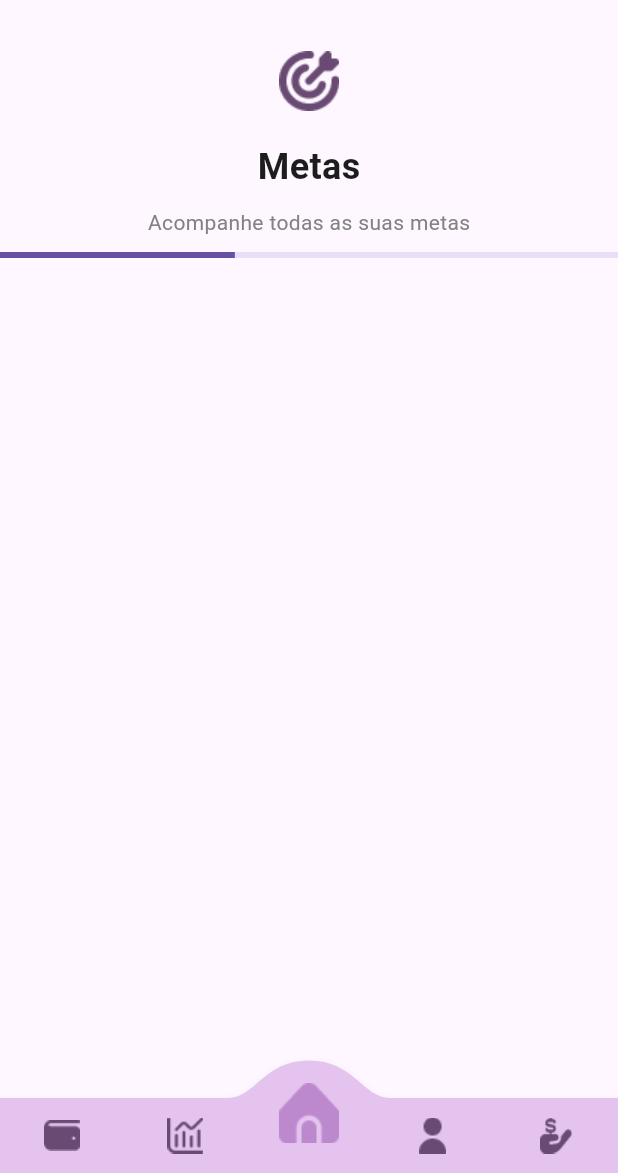
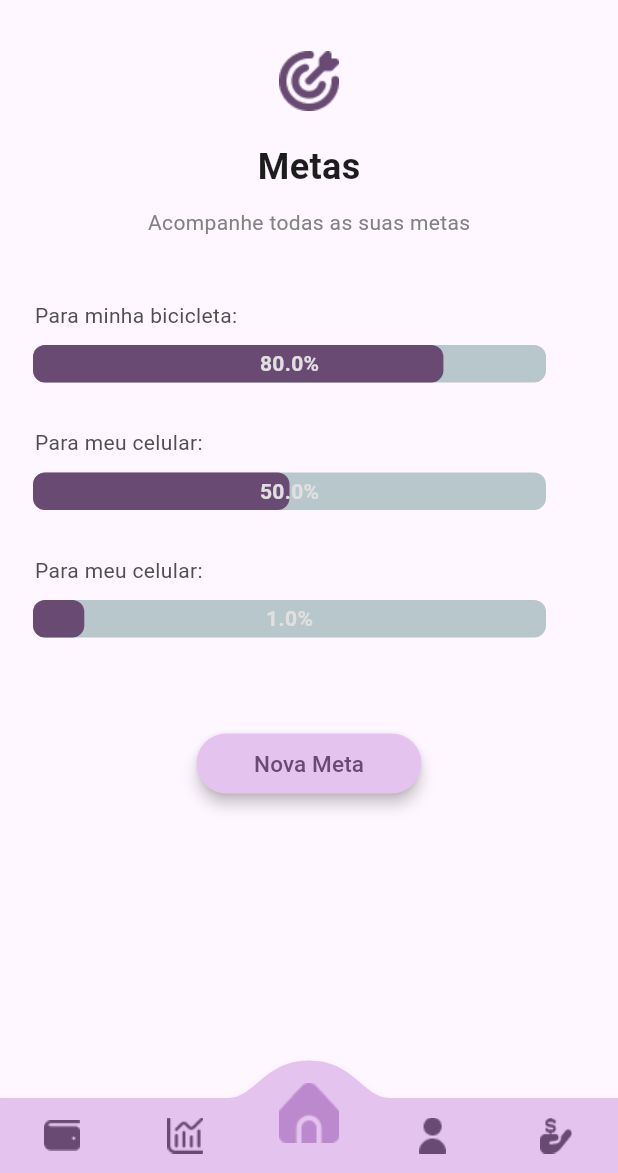
Before and after one commit to vielmateus/codebusters-flutter, a Flutter app: the GoalsChildPage screen opened by its route, on a phone screen of 412 x 824 dp, the part 63-1236 px from its top. Run offline on Flutter 3.47's test engine with Material 2 defaults, Android fonts, the phone set to English and light mode, and no system bars; drawn by our look-alikes of convex_bottom_bar, percent_indicator; our stand-ins replace animated_splash_screen, dio, flutter_dotenv; network calls fail.

```diff
--- a/lib/app/core/ui/screens/adult/money/extract_value_cart_page.dart
+++ b/lib/app/core/ui/screens/adult/money/extract_value_cart_page.dart
@@ -106,7 +106,7 @@ class _ExtractValueCartPageState extends State<ExtractValueCartPage> {
                 return ListView.builder(
                   itemCount: 1,
                   itemBuilder: (context, index) {
-                    return Row(
+                    return const Row(
                       mainAxisAlignment: MainAxisAlignment.spaceBetween,
                       children: [
                         Text('19/08/2023'),
--- a/lib/app/core/ui/screens/child/objectives/goals_child_page.dart
+++ b/lib/app/core/ui/screens/child/objectives/goals_child_page.dart
@@ -1,6 +1,8 @@
 import 'package:flutter/material.dart';
 import 'package:flutter_hackaton/app/core/ui/ui_config.dart';
 import 'package:flutter_hackaton/app/core/ui/widgets/botton_navigation_bar_icon.dart';
+import 'package:flutter_hackaton/app/core/ui/widgets/button_color_bright.dart';
+import 'package:percent_indicator/linear_percent_indicator.dart';
 
 class GoalsChildPage extends StatefulWidget {
   const GoalsChildPage({super.key});
@@ -9,23 +11,11 @@ class GoalsChildPage extends StatefulWidget {
   State<GoalsChildPage> createState() => _GoalsChildPageState();
 }
 
-class _GoalsChildPageState extends State<GoalsChildPage> with TickerProviderStateMixin {
-  late AnimationController controller;
-
+class _GoalsChildPageState extends State<GoalsChildPage> {
   @override
   void initState() {
-    controller = AnimationController(
-      vsync: this,
-      duration: const Duration(seconds: 5),
-    )..addListener(() {
-        setState(() {});
-      });
-    controller.repeat(reverse: true);
     super.initState();
   }
-
-
-
 
   @override
   Widget build(BuildContext context) {
@@ -37,7 +27,6 @@ class _GoalsChildPageState extends State<GoalsChildPage> with TickerProviderStat
       body: SingleChildScrollView(
         child: Column(
           mainAxisAlignment: MainAxisAlignment.center,
-          crossAxisAlignment: CrossAxisAlignment.center,
           children: [
             const SizedBox(
               height: 20,
@@ -66,11 +55,122 @@ class _GoalsChildPageState extends State<GoalsChildPage> with TickerProviderStat
               ),
             ),
             const SizedBox(
-              height: 10,
+              height: 30,
             ),
-            LinearProgressIndicator(
-              value: controller.value,
-              semanticsLabel: 'Linear progress indicator',
+            Padding(
+              padding: const EdgeInsets.all(12.0),
+              child: Column(
+                children: [
+                  Row(
+                    mainAxisAlignment: MainAxisAlignment.start,
+                    children: [
+                      Text(
+                        '   Para minha bicicleta:',
+                        style: TextStyle(
+                          fontSize: 14,
+                          fontWeight: FontWeight.normal,
+                          color: UiConfig.colorScheme.tertiary,
+                        ),
+                      ),
+                    ],
+                  ),
+                  const SizedBox(
+                    height: 10,
+                  ),
+                  LinearPercentIndicator(
+                    width: MediaQuery.of(context).size.width - 50,
+                    animation: true,
+                    lineHeight: 25.0,
+                    animationDuration: 2500,
+                    percent: 0.8,
+                    center: Text(
+                      "80.0%",
+                      style: TextStyle(
+                          color: UiConfig.colorScheme.surface,
+                          fontWeight: FontWeight.bold),
+                    ),
+                    barRadius: const Radius.circular(8),
+                    //linearStrokeCap: LinearStrokeCap.roundAll,
+                    progressColor: UiConfig.colorScheme.primary,
+                  ),
+                  const SizedBox(
+                    height: 30,
+                  ),
+                  Row(
+                    mainAxisAlignment: MainAxisAlignment.start,
+                    children: [
+                      Text(
+                        '   Para meu celular:',
+                        style: TextStyle(
+                          fontSize: 14,
+                          fontWeight: FontWeight.normal,
+                          color: UiConfig.colorScheme.tertiary,
+                        ),
+                      ),
+                    ],
+                  ),
+                  const SizedBox(
+                    height: 10,
+                  ),
+                  LinearPercentIndicator(
+                    width: MediaQuery.of(context).size.width - 50,
+                    animation: true,
+                    lineHeight: 25.0,
+                    animationDuration: 2500,
+                    percent: 0.5,
+                    center: Text(
+                      "50.0%",
+                      style: TextStyle(
+                          color: UiConfig.colorScheme.surface,
+                          fontWeight: FontWeight.bold),
+                    ),
+
+                    barRadius: const Radius.circular(8),
+                    //linearStrokeCap: LinearStrokeCap.roundAll,
+                    progressColor: UiConfig.colorScheme.primary,
+                  ),
+                  const SizedBox(
+                    height: 30,
+                  ),
+                  Row(
+                    mainAxisAlignment: MainAxisAlignment.start,
+                    children: [
+                      Text(
+                        '   Para meu celular:',
+                        style: TextStyle(
+                          fontSize: 14,
+                          fontWeight: FontWeight.normal,
+                          color: UiConfig.colorScheme.tertiary,
+                        ),
+                      ),
+                    ],
+                  ),
+                  const SizedBox(
+                    height: 10,
+                  ),
+                  LinearPercentIndicator(
+                    width: MediaQuery.of(context).size.width - 50,
+                    animation: true,
+                    lineHeight: 25.0,
+                    animationDuration: 2500,
+                    percent: 0.1,
+                    center: Text(
+                      "1.0%",
+                      style: TextStyle(
+                          color: UiConfig.colorScheme.surface,
+                          fontWeight: FontWeight.bold),
+                    ),
+
+                    barRadius: const Radius.circular(8),
+                    //linearStrokeCap: LinearStrokeCap.roundAll,
+                    progressColor: UiConfig.colorScheme.primary,
+                  ),
+                  const SizedBox(
+                    height: 60,
+                  ),
+                  ButtonColorBright(label: 'Nova Meta', onPressed: () {}),
+                ],
+              ),
             ),
           ],
         ),
--- a/lib/app/core/ui/widgets/botton_navigation_bar_icon.dart
+++ b/lib/app/core/ui/widgets/botton_navigation_bar_icon.dart
@@ -14,6 +14,9 @@ class BottonNavigationBarIcon extends StatelessWidget {
         }
         if (i == 2){
           Navigator.of(context).pushNamed('/extractValueChildPage');
+        }
+        if (i == 3){
+          Navigator.of(context).pushNamed('/piggyBankPage');
         }
       },
       style: TabStyle.fixedCircle,
--- a/lib/main.dart
+++ b/lib/main.dart
@@ -16,6 +16,7 @@ import 'package:flutter_hackaton/app/core/ui/screens/child/extract/extract_value
 import 'package:flutter_hackaton/app/core/ui/screens/child/login/login_child_page.dart';
 import 'package:flutter_hackaton/app/core/ui/screens/child/login/profile_child_page.dart';
 import 'package:flutter_hackaton/app/core/ui/screens/child/login/register_child_page.dart';
+import 'package:flutter_hackaton/app/core/ui/screens/child/money/piggy_bank_page.dart';
 import 'package:flutter_hackaton/app/core/ui/screens/child/objectives/goals_child_page.dart';
 import 'package:flutter_hackaton/app/core/ui/screens/home_page.dart';
 import 'package:flutter_hackaton/app/core/ui/ui_config.dart';
@@ -52,6 +53,7 @@ class MyApp extends StatelessWidget {
         '/payRewardPage': (context) => const PayRewardPage(),
         '/extractValueChildPage': (context) => const ExtractValueChildPage(),
         '/goalsChildPage': (context) => const GoalsChildPage(),
+        '/piggyBankPage': (context) => const PiggyBankPage(),
 
 
       },
--- a/pubspec.yaml
+++ b/pubspec.yaml
@@ -36,6 +36,7 @@ dependencies:
   http: ^1.1.0
   dio: ^5.3.2
   flutter_dotenv: ^5.1.0
+  percent_indicator: ^4.2.3
 
   # The following adds the Cupertino Icons font to your application.
   # Use with the CupertinoIcons class for iOS style icons.
```
Also changed, not shown: lib/app/core/ui/screens/child/extract/extract_value_child_page.dart (+5 -2 lines), lib/app/core/ui/screens/child/money/piggy_bank_page.dart (added, +181 -0 lines), assets/images/banner_bike.png (added), pubspec.lock.
